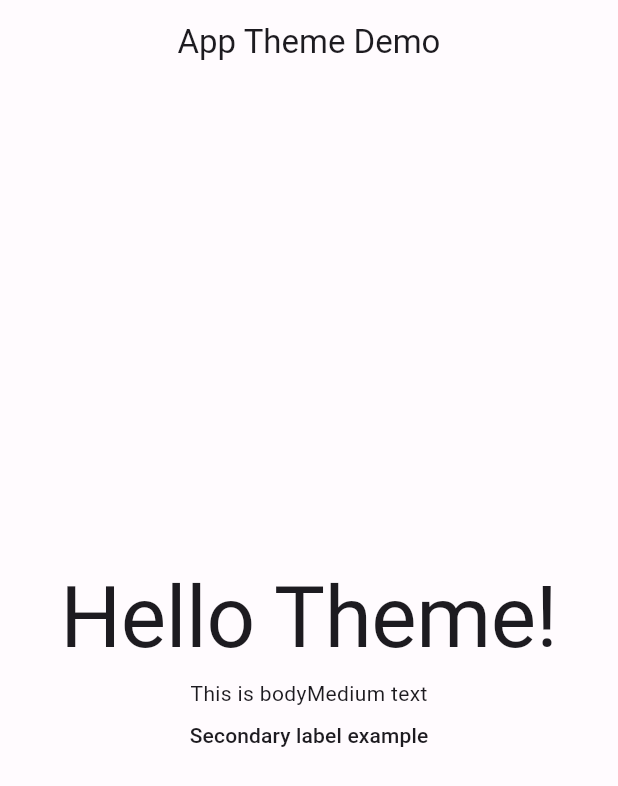
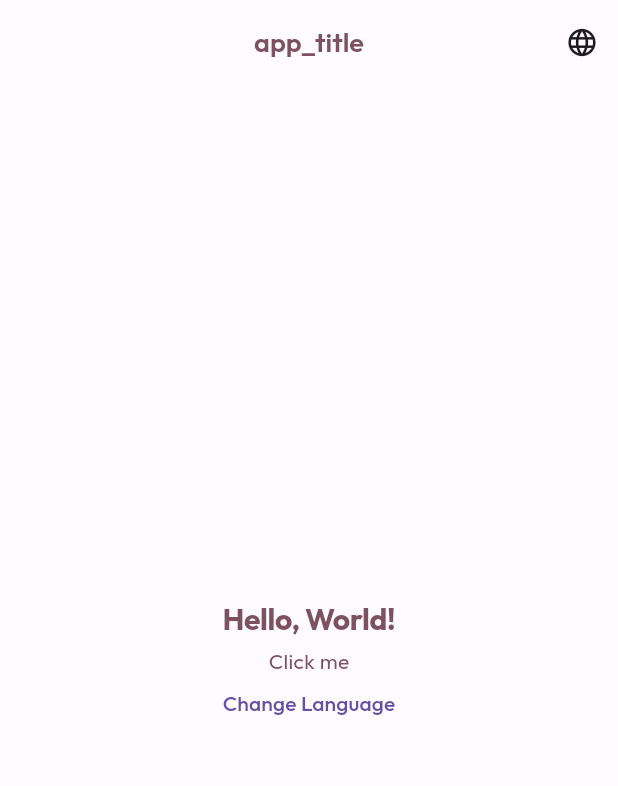
Before and after one commit to Adityaverma1998/expense_tracker, a Flutter app: the screen it shows after launch, on a phone screen of 412 x 824 dp. Shown: the top 786 px of the screen. Run offline on Flutter 3.47's test engine with Material 3 defaults, Android fonts, the phone set to English and light mode, and no system bars; our stand-ins replace easy_localization, floor, google_fonts, sqflite; accounts and stored records are empty; generated files the repository leaves out were written again.

Commit message:
add: add multiple language support

```diff
--- /dev/null
+++ b/lib/core/localization/app_localization.dart
@@ -0,0 +1,57 @@
+import 'package:easy_localization/easy_localization.dart';
+import 'package:flutter/material.dart';
+
+class AppLocalization {
+  // Supported languages
+  static const supportedLocales = [
+    Locale('en'), // English
+    Locale('hi'), // Hindi
+    Locale('es'), // Spanish
+  ];
+
+  // Path to JSON files
+  static const path = 'lib/core/localization/translations';
+
+  // Default locale
+  static const fallbackLocale = Locale('en');
+
+  // Initialize EasyLocalization wrapper
+  static Widget init(Widget child) {
+    return EasyLocalization(
+      supportedLocales: supportedLocales,
+      path: path,
+      fallbackLocale: fallbackLocale,
+      saveLocale: true,
+      child: child,
+    );
+  }
+
+  static String tr(String key) {
+    return key.tr();
+  }
+
+
+  // Shortcut to get translated text
+  static String trArgs(String key, {Map<String, String>? args}) {
+    return key.tr(namedArgs: args);
+  }
+
+
+  // Change locale dynamically
+  static Future<void> changeLocale(BuildContext context, Locale newLocale) async {
+    await context.setLocale(newLocale);
+  }
+
+  static Future<void> toggleLanguage(BuildContext context) async {
+    final current = context.locale;
+    final newLocale = current.languageCode == 'en'
+        ? const Locale('hi')
+        : const Locale('en');
+    await changeLocale(context, newLocale);
+  }
+
+  // Get current locale
+  static Locale currentLocale(BuildContext context) => context.locale;
+
+
+}
--- /dev/null
+++ b/lib/core/localization/translations/en.json
@@ -0,0 +1,5 @@
+{
+  "greeting": "Hello, World!",
+  "button_text": "Click me",
+  "change_language": "Change Language"
+}
--- /dev/null
+++ b/lib/core/localization/translations/hi.json
@@ -0,0 +1,5 @@
+{
+  "greeting": "नमस्ते, दुनिया!",
+  "button_text": "मुझे क्लिक करें",
+  "change_language": "भाषा बदलें"
+}
--- a/lib/main.dart
+++ b/lib/main.dart
@@ -1,3 +1,5 @@
+import 'package:easy_localization/easy_localization.dart';
+import 'package:expense_tracker/core/localization/app_localization.dart';
 import 'package:expense_tracker/data/local/database/floor_database_helper.dart';
 import 'package:expense_tracker/presentation/my_app.dart';
 import 'package:flutter/material.dart';
@@ -7,7 +9,9 @@ void main()  async{
 
 WidgetsFlutterBinding.ensureInitialized();
   await FloorDatabaseHelper().callDatabase;
+   await EasyLocalization.ensureInitialized();
 
 
-  runApp(const MyApp());
+
+   runApp(AppLocalization.init(const MyApp()));
 }
--- /dev/null
+++ b/lib/presentation/home/view/screen/home.dart
@@ -0,0 +1,45 @@
+import 'package:expense_tracker/core/localization/app_localization.dart';
+import 'package:flutter/material.dart';
+
+class HomeScreen extends StatelessWidget {
+  const HomeScreen({super.key});
+
+  @override
+  Widget build(BuildContext context) {
+    return Scaffold(
+      appBar: AppBar(
+        title: Text(
+          AppLocalization.tr("app_title"),
+          style: Theme.of(context).textTheme.titleLarge,
+        ),
+        actions: [
+          IconButton(
+            icon: const Icon(Icons.language),
+            onPressed: () => AppLocalization.toggleLanguage(context),
+          ),
+        ],
+      ),
+      body: Center(
+        child: Column(
+          mainAxisAlignment: MainAxisAlignment.center,
+          children: [
+            Text(
+              AppLocalization.tr("greeting"),
+              style: Theme.of(context).textTheme.displayLarge,
+            ),
+            const SizedBox(height: 8),
+            Text(
+              AppLocalization.tr("button_text"),
+              style: Theme.of(context).textTheme.bodyMedium,
+            ),
+            const SizedBox(height: 8),
+            Text(
+              AppLocalization.tr("change_language"),
+              style: Theme.of(context).textTheme.labelLarge,
+            ),
+          ],
+        ),
+      ),
+    );
+  }
+}
--- a/lib/presentation/my_app.dart
+++ b/lib/presentation/my_app.dart
@@ -1,4 +1,7 @@
+import 'package:easy_localization/easy_localization.dart';
+import 'package:expense_tracker/core/localization/app_localization.dart';
 import 'package:expense_tracker/core/theme/app_theme.dart';
+import 'package:expense_tracker/presentation/home/view/screen/home.dart';
 import 'package:flutter/cupertino.dart';
 import 'package:flutter/material.dart';
 
@@ -13,37 +16,16 @@ class MyApp extends StatelessWidget {
       theme: AppTheme.light,
       // darkTheme: AppTheme.dark,
       themeMode: AppTheme.themeMode,
-      home: Scaffold(
-        appBar: AppBar(
-          title: Text(
-            "App Theme Demo",
-            style: Theme.of(context).textTheme.titleLarge,
-          ),
-        ),
-        body: Center(
-          child: Column(
-            mainAxisAlignment: MainAxisAlignment.center,
-            children: [
-              Text(
-                "Hello Theme!",
-                style: Theme.of(context).textTheme.displayLarge, // big bold text
-              ),
-              const SizedBox(height: 8),
-              Text(
-                "This is bodyMedium text",
-                style: Theme.of(context).textTheme.bodyMedium, // regular paragraph
-              ),
-              const SizedBox(height: 8),
-              Text(
-                "Secondary label example",
-                style: Theme.of(context).textTheme.labelLarge, // button or small label
-              ),
-            ],
-          ),
-        ),
-      ),
+
+      //  Localization setup
+      supportedLocales: AppLocalization.supportedLocales,
+      localizationsDelegates: context.localizationDelegates,
+      locale: context.locale,
+      home: HomeScreen(),
 
     );
 
   }
+
+
 }
```
Also changed, not shown: pubspec.yaml (+4 -3 lines), pubspec.lock, 1 other file.
